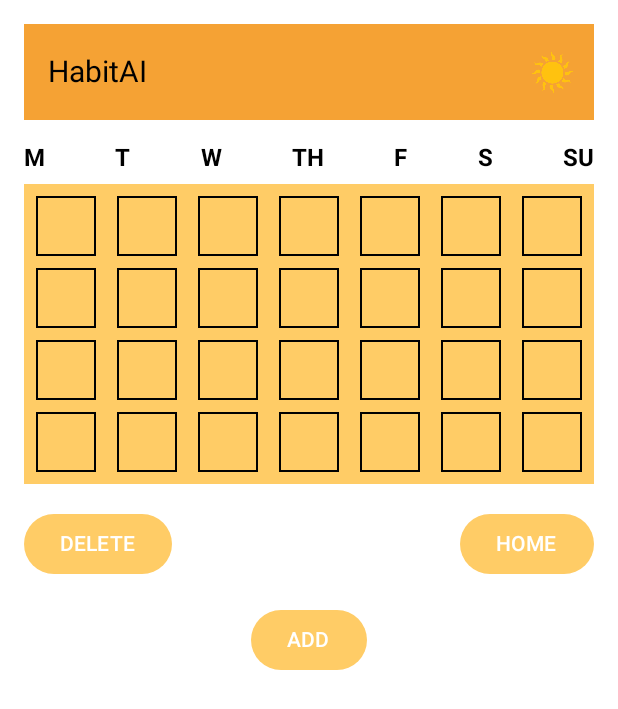
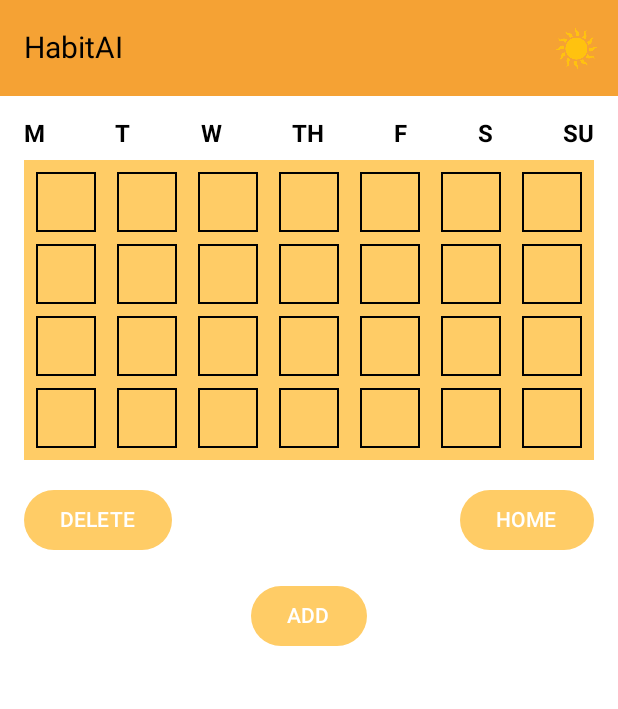
Before and after one commit to tjklint/habIT, an Android app built with Jetpack Compose: the CalendarScreen screen opened through its navigation route, on a phone screen of 412 x 824 dp. Shown: the top 709 px of the screen. Run offline under Robolectric (Android 15) with nearby library versions, the phone set to English and light mode, and no system bars; Roboto replaces fonts that are not available here.

Commit message:
Added TaskCheckScreen and fix issue with  Calendar Screen.

```diff
--- a/app/src/main/java/com/example/habitai/CalendarScreen.kt
+++ b/app/src/main/java/com/example/habitai/CalendarScreen.kt
@@ -34,37 +34,17 @@ import androidx.compose.ui.unit.sp
 @OptIn(ExperimentalMaterial3Api::class)
 @Composable
 fun CalendarScreen() {
+    Box(
+        modifier = Modifier
+            .fillMaxSize()
+            .background(Color.White)
+    ) {
         Column(
             modifier = Modifier
                 .fillMaxSize()
-            .background(Color.White)
-            .padding(16.dp)
+                .padding(16.dp) // Padding is applied only to the rest of the content
         ) {
-        Row(
-            modifier = Modifier
-                .fillMaxWidth()
-                .background(Color(0xFFFFCC66)),
-            verticalAlignment = Alignment.CenterVertically
-        ) {
-            TopAppBar(
-                title = {
-                    Text(text = "HabitAI", color = Color.Black, fontSize = 20.sp)
-                },
-                actions = {
-                    IconButton(onClick = { }) {
-                        Image(
-                            painter = painterResource(id = R.drawable.sun),
-                            contentDescription = "Icon",
-                            modifier = Modifier.size(30.dp)
-                        )
-                    }
-                },
-                colors = TopAppBarDefaults.smallTopAppBarColors(containerColor = Color(0xFFF5A234)),
-                modifier = Modifier.fillMaxWidth()
-            )
-        }
-
-        Spacer(modifier = Modifier.height(16.dp))
+            Spacer(modifier = Modifier.height(64.dp)) // Spacer to account for the TopAppBar height
 
             Row(modifier = Modifier.fillMaxWidth(), horizontalArrangement = Arrangement.SpaceBetween) {
                 listOf("M", "T", "W", "TH", "F", "S", "SU").forEach { day ->
@@ -73,7 +53,6 @@ fun CalendarScreen() {
             }
 
             Spacer(modifier = Modifier.height(8.dp))
-
 
             Column(
                 modifier = Modifier
@@ -122,4 +101,23 @@ fun CalendarScreen() {
                 Text("ADD")
             }
         }
+
+        // TopAppBar placed outside the column
+        TopAppBar(
+            title = {
+                Text(text = "HabitAI", color = Color.Black, fontSize = 20.sp)
+            },
+            actions = {
+                IconButton(onClick = { }) {
+                    Image(
+                        painter = painterResource(id = R.drawable.sun),
+                        contentDescription = "Icon",
+                        modifier = Modifier.size(30.dp)
+                    )
                 }
+            },
+            colors = TopAppBarDefaults.smallTopAppBarColors(containerColor = Color(0xFFF5A234)),
+            modifier = Modifier.align(Alignment.TopCenter)
+        )
+    }
+}
--- a/app/src/main/java/com/example/habitai/MainActivity.kt
+++ b/app/src/main/java/com/example/habitai/MainActivity.kt
@@ -24,7 +24,7 @@ class MainActivity : ComponentActivity() {
             HabITAITheme {
                 val navController = rememberNavController()
                 CompositionLocalProvider(LocalNavController provides navController) {
-                    NavHost(navController, startDestination = "login_screen") {
+                    NavHost(navController, startDestination = "taskcheck_screen") {
                         composable("login_screen") {
                             LoginScreen()
                         }
@@ -46,6 +46,9 @@ class MainActivity : ComponentActivity() {
                         composable("calendar_screen"){
                             CalendarScreen()
                         }
+                        composable("taskcheck_screen"){
+                            TaskCheckScreen()
+                        }
 
 
                     }
--- /dev/null
+++ b/app/src/main/java/com/example/habitai/TaskCheckScreen.kt
@@ -0,0 +1,134 @@
+package com.example.habitai
+
+import androidx.compose.foundation.Image
+import androidx.compose.foundation.background
+import androidx.compose.foundation.layout.*
+import androidx.compose.foundation.shape.RoundedCornerShape
+import androidx.compose.material3.*
+import androidx.compose.runtime.*
+import androidx.compose.ui.Alignment
+import androidx.compose.ui.Modifier
+import androidx.compose.ui.graphics.Color
+import androidx.compose.ui.res.painterResource
+import androidx.compose.ui.text.font.FontWeight
+import androidx.compose.ui.text.style.TextAlign
+import androidx.compose.ui.unit.dp
+import androidx.compose.ui.unit.sp
+
+@OptIn(ExperimentalMaterial3Api::class)
+@Composable
+fun TaskCheckScreen() {
+    // Create a list of bools for checkboxes
+    val taskStates = remember { mutableStateListOf(false, false, false, false, false, false) }
+    val navController = LocalNavController.current
+    Column(
+        modifier = Modifier
+            .fillMaxSize()
+    ) {
+
+        TopAppBar(
+            title = {
+                Text(text = "HabitAI", color = Color.Black)
+            },
+            actions = {
+                IconButton(onClick = { /* Add functionality for icon */ }) {
+                    Image(
+                        painter = painterResource(id = R.drawable.sun), // replace with your icon
+                        contentDescription = "Icon",
+                        modifier = Modifier.size(30.dp)
+                    )
+                }
+            },
+            colors = TopAppBarDefaults.smallTopAppBarColors(containerColor = Color(0xFFF5A234)), // Customize the color
+            modifier = Modifier.fillMaxWidth()
+        )
+        Spacer(modifier = Modifier.height(16.dp))
+
+        Text(
+            text = "ADD YOUR MORNING TASKS",
+            color = Color.Black,
+            fontWeight = FontWeight.Bold,
+            modifier = Modifier.fillMaxWidth(),
+            textAlign = TextAlign.Center
+        )
+
+        Spacer(modifier = Modifier.height(8.dp))
+
+        taskStates.forEachIndexed { index, isChecked ->
+            Row(
+                modifier = Modifier
+                    .fillMaxWidth()
+                    .padding(vertical = 4.dp),
+                verticalAlignment = Alignment.CenterVertically
+            ) {
+                Checkbox(
+                    checked = isChecked,
+                    onCheckedChange = { taskStates[index] = it }
+                )
+                Spacer(modifier = Modifier.width(8.dp))
+                Column {
+                    Text(
+                        text = "Title:",
+                        color = Color.Black,
+                        fontWeight = FontWeight.Bold
+                    )
+                    Spacer(modifier = Modifier.height(4.dp))
+                    Text(
+                        text = "Description:",
+                        color = Color.Black,
+                        fontWeight = FontWeight.Normal
+                    )
+                }
+            }
+        }
+
+        Spacer(modifier = Modifier.height(16.dp))
+
+        Row(
+            modifier = Modifier
+                .fillMaxWidth()
+                .padding(top = 16.dp),
+            horizontalArrangement = Arrangement.SpaceEvenly
+        ) {
+            Button(
+                onClick = {
+                    // Reset all checkboxes
+                    for (i in taskStates.indices) {
+                        taskStates[i] = false
+                    }
+                },
+                colors = ButtonDefaults.buttonColors(Color(0xFFFFC107))
+            ) {
+                Text(text = "RESET", color = Color.Black)
+            }
+            Button(
+                onClick = {  },
+                colors = ButtonDefaults.buttonColors(Color(0xFFFFC107))
+            ) {
+                Text(text = "SAVE", color = Color.Black)
+            }
+        }
+
+        Spacer(modifier = Modifier.height(8.dp))
+
+        Row(
+            modifier = Modifier
+                .fillMaxWidth(),
+            horizontalArrangement = Arrangement.SpaceEvenly
+        ) {
+            Button(
+                onClick = { navController.navigate("home_screen") },
+                colors = ButtonDefaults.buttonColors(Color(0xFFFFC107)),
+                modifier = Modifier.padding(start = 16.dp)
+            ) {
+                Text(text = "HOME", color = Color.Black)
+            }
+            Button(
+                onClick = { navController.navigate("calendar_screen") },
+                colors = ButtonDefaults.buttonColors(Color(0xFFFFC107))
+            ) {
+                Text(text = "CALENDAR", color = Color.Black)
+            }
+        }
+    }
+}
```
Lines whose indentation alone changed are shown as unchanged.
